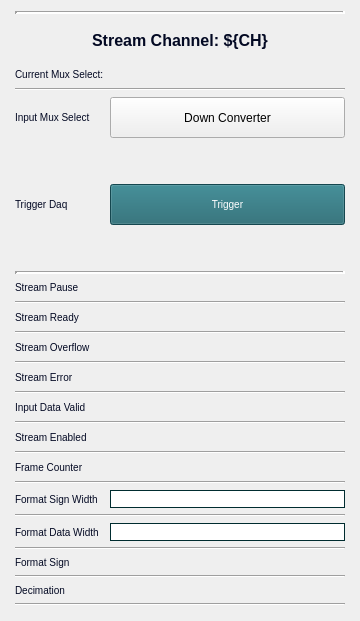
cristinasewell/ATCA_PyDM_Screens, file individuals/down_converter_ch_stream.ui: the form before one commit.
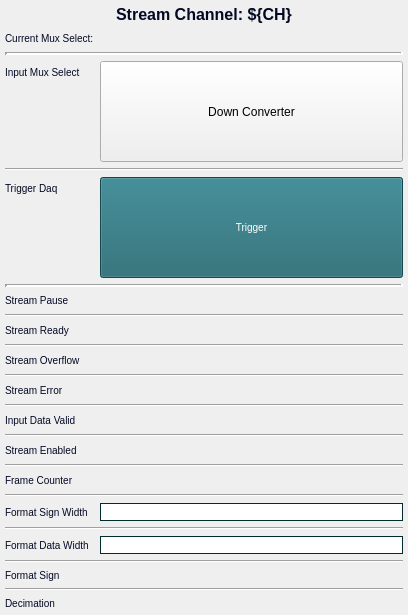
The form after the commit. Custom widgets are drawn as their Qt base class.

Commit message: FIX - fix layout for some widgets - mostly stream channel widgets

```diff
--- a/individuals/down_converter_ch_stream.ui
+++ b/individuals/down_converter_ch_stream.ui
@@ -6,12 +6,12 @@
    <rect>
     <x>0</x>
     <y>0</y>
-    <width>360</width>
-    <height>621</height>
+    <width>408</width>
+    <height>615</height>
    </rect>
   </property>
   <property name="sizePolicy">
-   <sizepolicy hsizetype="Expanding" vsizetype="Expanding">
+   <sizepolicy hsizetype="MinimumExpanding" vsizetype="Preferred">
     <horstretch>0</horstretch>
     <verstretch>0</verstretch>
    </sizepolicy>
@@ -25,203 +25,48 @@
   <property name="windowTitle">
    <string>Bay0 Channel Stream</string>
   </property>
-  <layout class="QGridLayout" name="gridLayout_2">
-   <item row="0" column="0">
-    <layout class="QGridLayout" name="gridLayout" columnstretch="0,0">
-     <property name="sizeConstraint">
-      <enum>QLayout::SetDefaultConstraint</enum>
+  <layout class="QVBoxLayout" name="verticalLayout" stretch="0,1">
+   <property name="leftMargin">
+    <number>5</number>
+   </property>
+   <property name="topMargin">
+    <number>5</number>
+   </property>
+   <property name="rightMargin">
+    <number>5</number>
+   </property>
+   <property name="bottomMargin">
+    <number>5</number>
+   </property>
+   <item>
+    <widget class="QLabel" name="label">
+     <property name="sizePolicy">
+      <sizepolicy hsizetype="MinimumExpanding" vsizetype="MinimumExpanding">
+       <horstretch>0</horstretch>
+       <verstretch>0</verstretch>
+      </sizepolicy>
      </property>
-     <property name="leftMargin">
-      <number>4</number>
+     <property name="styleSheet">
+      <string notr="true">QLabel{
+  color:#030923;
+  font-size: 16px;
+  font: bold;
+}</string>
      </property>
-     <property name="topMargin">
-      <number>0</number>
+     <property name="text">
+      <string>Stream Channel: ${CH}</string>
      </property>
-     <property name="rightMargin">
-      <number>4</number>
+     <property name="alignment">
+      <set>Qt::AlignCenter</set>
      </property>
-     <property name="bottomMargin">
-      <number>4</number>
+    </widget>
+   </item>
+   <item>
+    <layout class="QFormLayout" name="formLayout">
+     <property name="formAlignment">
+      <set>Qt::AlignLeading|Qt::AlignLeft|Qt::AlignVCenter</set>
      </property>
-     <item row="14" column="0" colspan="2">
-      <widget class="Line" name="line_3">
-       <property name="orientation">
-        <enum>Qt::Horizontal</enum>
-       </property>
-      </widget>
-     </item>
-     <item row="23" column="0">
-      <widget class="QLabel" name="label_9">
-       <property name="styleSheet">
-        <string notr="true">QLabel{
-  color:#030923;
-  font-size: 10px;
-  font-style: bold;
-}</string>
-       </property>
-       <property name="text">
-        <string>Format Sign Width</string>
-       </property>
-      </widget>
-     </item>
-     <item row="15" column="0">
-      <widget class="QLabel" name="label_5">
-       <property name="styleSheet">
-        <string notr="true">QLabel{
-  color:#030923;
-  font-size: 10px;
-  font-style: bold;
-}</string>
-       </property>
-       <property name="text">
-        <string>Stream Error</string>
-       </property>
-      </widget>
-     </item>
-     <item row="5" column="0">
-      <spacer name="verticalSpacer">
-       <property name="orientation">
-        <enum>Qt::Vertical</enum>
-       </property>
-       <property name="sizeType">
-        <enum>QSizePolicy::Expanding</enum>
-       </property>
-       <property name="sizeHint" stdset="0">
-        <size>
-         <width>20</width>
-         <height>10</height>
-        </size>
-       </property>
-      </spacer>
-     </item>
-     <item row="11" column="1">
-      <widget class="PyDMLabel" name="PyDMLabel_2">
-       <property name="font">
-        <font>
-         <pointsize>10</pointsize>
-        </font>
-       </property>
-       <property name="toolTip">
-        <string/>
-       </property>
-       <property name="styleSheet">
-        <string notr="true"/>
-       </property>
-       <property name="text">
-        <string/>
-       </property>
-       <property name="channel" stdset="0">
-        <string>ca://${DEVICE}:DAQMUX0_STRMRDY${CH}</string>
-       </property>
-      </widget>
-     </item>
-     <item row="27" column="1">
-      <layout class="QHBoxLayout" name="horizontalLayout">
-       <item>
-        <widget class="PyDMEnumButton" name="PyDMEnumButton">
-         <property name="toolTip">
-          <string/>
-         </property>
-         <property name="styleSheet">
-          <string notr="true">QPushButton {
-  background-color: #50697D;
-  border-color: #F3B749;
-  color:white;
-  font-size: 10px;
-}
-QPushButton:checked{
-  background-color: #14B09B;
-  font: bold
-}
-QPushButton:hover{
-  border-style: outset;
-}</string>
-         </property>
-         <property name="channel" stdset="0">
-          <string>ca://${DEVICE}:DAQMUX0_FORMATSIGN${CH}</string>
-         </property>
-         <property name="orientation" stdset="0">
-          <enum>Qt::Horizontal</enum>
-         </property>
-         <property name="marginTop" stdset="0">
-          <number>0</number>
-         </property>
-         <property name="marginBottom" stdset="0">
-          <number>0</number>
-         </property>
-         <property name="marginLeft" stdset="0">
-          <number>0</number>
-         </property>
-         <property name="marginRight" stdset="0">
-          <number>0</number>
-         </property>
-         <property name="horizontalSpacing" stdset="0">
-          <number>4</number>
-         </property>
-         <property name="verticalSpacing" stdset="0">
-          <number>0</number>
-         </property>
-        </widget>
-       </item>
-      </layout>
-     </item>
-     <item row="30" column="0">
-      <widget class="QLabel" name="label_12">
-       <property name="styleSheet">
-        <string notr="true">QLabel{
-  color:#030923;
-  font-size: 10px;
-  font-style: bold;
-}</string>
-       </property>
-       <property name="text">
-        <string>Decimation</string>
-       </property>
-      </widget>
-     </item>
-     <item row="29" column="0" colspan="2">
-      <widget class="Line" name="line_10">
-       <property name="orientation">
-        <enum>Qt::Horizontal</enum>
-       </property>
-      </widget>
-     </item>
-     <item row="11" column="0">
-      <widget class="QLabel" name="label_4">
-       <property name="styleSheet">
-        <string notr="true">QLabel{
-  color:#030923;
-  font-size: 10px;
-  font-style: bold;
-}</string>
-       </property>
-       <property name="text">
-        <string>Stream Ready</string>
-       </property>
-      </widget>
-     </item>
-     <item row="13" column="1">
-      <widget class="PyDMLabel" name="PyDMLabel_3">
-       <property name="font">
-        <font>
-         <pointsize>10</pointsize>
-        </font>
-       </property>
-       <property name="toolTip">
-        <string/>
-       </property>
-       <property name="styleSheet">
-        <string notr="true"/>
-       </property>
-       <property name="text">
-        <string/>
-       </property>
-       <property name="channel" stdset="0">
-        <string>ca://${DEVICE}:DAQMUX0_STRMOVF${CH}</string>
-       </property>
-      </widget>
-     </item>
-     <item row="2" column="0">
+     <item row="0" column="0">
       <widget class="QLabel" name="label_15">
        <property name="styleSheet">
         <string notr="true">QLabel{
@@ -235,43 +80,18 @@
        </property>
       </widget>
      </item>
-     <item row="24" column="0" colspan="2">
-      <widget class="Line" name="line_8">
-       <property name="orientation">
-        <enum>Qt::Horizontal</enum>
+     <item row="1" column="0" colspan="2">
+      <widget class="Line" name="line">
+       <property name="lineWidth">
+        <number>3</number>
        </property>
-      </widget>
-     </item>
-     <item row="19" column="1">
-      <widget class="PyDMLabel" name="PyDMLabel_6">
-       <property name="font">
-        <font>
-         <pointsize>10</pointsize>
-        </font>
-       </property>
-       <property name="toolTip">
-        <string/>
-       </property>
-       <property name="styleSheet">
-        <string notr="true"/>
-       </property>
-       <property name="text">
-        <string/>
-       </property>
-       <property name="channel" stdset="0">
-        <string>ca://${DEVICE}:DAQMUX0_STRMENABLED${CH}</string>
-       </property>
-      </widget>
-     </item>
-     <item row="12" column="0" colspan="2">
-      <widget class="Line" name="line_2">
        <property name="orientation">
         <enum>Qt::Horizontal</enum>
        </property>
       </widget>
      </item>
-     <item row="25" column="0">
-      <widget class="QLabel" name="label_10">
+     <item row="2" column="0">
+      <widget class="QLabel" name="label_14">
        <property name="styleSheet">
         <string notr="true">QLabel{
   color:#030923;
@@ -280,42 +100,11 @@
 }</string>
        </property>
        <property name="text">
-        <string>Format Data Width</string>
+        <string>Input Mux Select</string>
        </property>
       </widget>
      </item>
-     <item row="17" column="1">
-      <widget class="PyDMLabel" name="PyDMLabel_5">
-       <property name="font">
-        <font>
-         <pointsize>10</pointsize>
-        </font>
-       </property>
-       <property name="toolTip">
-        <string/>
-       </property>
-       <property name="styleSheet">
-        <string notr="true"/>
-       </property>
-       <property name="text">
-        <string/>
-       </property>
-       <property name="channel" stdset="0">
-        <string>ca://${DEVICE}:DAQMUX0_INPDATAVALID${CH}</string>
-       </property>
-      </widget>
-     </item>
-     <item row="0" column="0" colspan="2">
-      <widget class="Line" name="line_13">
-       <property name="lineWidth">
-        <number>3</number>
-       </property>
-       <property name="orientation">
-        <enum>Qt::Horizontal</enum>
-       </property>
-      </widget>
-     </item>
-     <item row="4" column="1">
+     <item row="2" column="1">
       <widget class="PyDMRelatedDisplayButton" name="PyDMRelatedDisplayButton_2">
        <property name="sizePolicy">
         <sizepolicy hsizetype="Minimum" vsizetype="Expanding">
@@ -344,15 +133,15 @@
        </property>
       </widget>
      </item>
-     <item row="32" column="0" colspan="2">
-      <widget class="Line" name="line_11">
+     <item row="3" column="0" colspan="2">
+      <widget class="Line" name="line_2">
        <property name="orientation">
         <enum>Qt::Horizontal</enum>
        </property>
       </widget>
      </item>
      <item row="4" column="0">
-      <widget class="QLabel" name="label_14">
+      <widget class="QLabel" name="label_13">
        <property name="styleSheet">
         <string notr="true">QLabel{
   color:#030923;
@@ -361,42 +150,11 @@
 }</string>
        </property>
        <property name="text">
-        <string>Input Mux Select</string>
+        <string>Trigger Daq</string>
        </property>
       </widget>
      </item>
-     <item row="26" column="0" colspan="2">
-      <widget class="Line" name="line_9">
-       <property name="orientation">
-        <enum>Qt::Horizontal</enum>
-       </property>
-      </widget>
-     </item>
-     <item row="10" column="0" colspan="2">
-      <widget class="Line" name="line">
-       <property name="orientation">
-        <enum>Qt::Horizontal</enum>
-       </property>
-      </widget>
-     </item>
-     <item row="23" column="1">
-      <widget class="PyDMLineEdit" name="PyDMLineEdit">
-       <property name="toolTip">
-        <string/>
-       </property>
-       <property name="styleSheet">
-        <string notr="true">QLineEdit{
-  border-width: 1px; 
-  border-style: solid; 
-  border-color: #002C2F;
-}</string>
-       </property>
-       <property name="channel" stdset="0">
-        <string>ca://${DEVICE}:DAQMUX0_FORMATSIGNWIDTH${CH}</string>
-       </property>
-      </widget>
-     </item>
-     <item row="6" column="1">
+     <item row="4" column="1">
       <widget class="PyDMPushButton" name="PyDMPushButton_5">
        <property name="sizePolicy">
         <sizepolicy hsizetype="Minimum" vsizetype="Expanding">
@@ -433,88 +191,31 @@
        </property>
       </widget>
      </item>
-     <item row="25" column="1">
-      <widget class="PyDMLineEdit" name="PyDMLineEdit_2">
-       <property name="toolTip">
-        <string/>
+     <item row="5" column="0" colspan="2">
+      <widget class="Line" name="line_3">
+       <property name="lineWidth">
+        <number>3</number>
        </property>
+       <property name="orientation">
+        <enum>Qt::Horizontal</enum>
+       </property>
+      </widget>
+     </item>
+     <item row="6" column="0">
+      <widget class="QLabel" name="label_3">
        <property name="styleSheet">
-        <string notr="true">QLineEdit{
-  border-width: 1px; 
-  border-style: solid; 
-  border-color: #002C2F;
-}</string>
-       </property>
-       <property name="channel" stdset="0">
-        <string>ca://${DEVICE}:DAQMUX0_FORMATDATAWIDTH${CH}</string>
-       </property>
-      </widget>
-     </item>
-     <item row="20" column="0" colspan="2">
-      <widget class="Line" name="line_6">
-       <property name="orientation">
-        <enum>Qt::Horizontal</enum>
-       </property>
-      </widget>
-     </item>
-     <item row="30" column="1">
-      <layout class="QHBoxLayout" name="horizontalLayout_2">
-       <item>
-        <widget class="PyDMEnumButton" name="PyDMEnumButton_2">
-         <property name="toolTip">
-          <string/>
-         </property>
-         <property name="styleSheet">
-          <string notr="true">QPushButton {
-  background-color: #50697D;
-  border-color: #F3B749;
-  color:white;
+        <string notr="true">QLabel{
+  color:#030923;
   font-size: 10px;
-}
-QPushButton:checked{
-  background-color: #14B09B;
-  font: bold
-}
-QPushButton:hover{
-  border-style: outset;
+  font-style: bold;
 }</string>
-         </property>
-         <property name="channel" stdset="0">
-          <string>ca://${DEVICE}:DAQMUX0_DECIMATION${CH}</string>
-         </property>
-         <property name="orientation" stdset="0">
-          <enum>Qt::Horizontal</enum>
-         </property>
-         <property name="marginTop" stdset="0">
-          <number>0</number>
-         </property>
-         <property name="marginBottom" stdset="0">
-          <number>0</number>
-         </property>
-         <property name="marginLeft" stdset="0">
-          <number>0</number>
-         </property>
-         <property name="marginRight" stdset="0">
-          <number>0</number>
-         </property>
-         <property name="horizontalSpacing" stdset="0">
-          <number>4</number>
-         </property>
-         <property name="verticalSpacing" stdset="0">
-          <number>0</number>
-         </property>
-        </widget>
-       </item>
-      </layout>
-     </item>
-     <item row="22" column="0" colspan="2">
-      <widget class="Line" name="line_7">
-       <property name="orientation">
-        <enum>Qt::Horizontal</enum>
+       </property>
+       <property name="text">
+        <string>Stream Pause</string>
        </property>
       </widget>
      </item>
-     <item row="9" column="1">
+     <item row="6" column="1">
       <widget class="PyDMLabel" name="PyDMLabel">
        <property name="font">
         <font>
@@ -541,7 +242,112 @@
        </property>
       </widget>
      </item>
-     <item row="15" column="1">
+     <item row="7" column="0" colspan="2">
+      <widget class="Line" name="line_4">
+       <property name="orientation">
+        <enum>Qt::Horizontal</enum>
+       </property>
+      </widget>
+     </item>
+     <item row="8" column="0">
+      <widget class="QLabel" name="label_4">
+       <property name="styleSheet">
+        <string notr="true">QLabel{
+  color:#030923;
+  font-size: 10px;
+  font-style: bold;
+}</string>
+       </property>
+       <property name="text">
+        <string>Stream Ready</string>
+       </property>
+      </widget>
+     </item>
+     <item row="8" column="1">
+      <widget class="PyDMLabel" name="PyDMLabel_2">
+       <property name="font">
+        <font>
+         <pointsize>10</pointsize>
+        </font>
+       </property>
+       <property name="toolTip">
+        <string/>
+       </property>
+       <property name="styleSheet">
+        <string notr="true"/>
+       </property>
+       <property name="text">
+        <string/>
+       </property>
+       <property name="channel" stdset="0">
+        <string>ca://${DEVICE}:DAQMUX0_STRMRDY${CH}</string>
+       </property>
+      </widget>
+     </item>
+     <item row="9" column="0" colspan="2">
+      <widget class="Line" name="line_5">
+       <property name="orientation">
+        <enum>Qt::Horizontal</enum>
+       </property>
+      </widget>
+     </item>
+     <item row="10" column="0">
+      <widget class="QLabel" name="label_2">
+       <property name="styleSheet">
+        <string notr="true">QLabel{
+  color:#030923;
+  font-size: 10px;
+  font-style: bold;
+}</string>
+       </property>
+       <property name="text">
+        <string>Stream Overflow</string>
+       </property>
+      </widget>
+     </item>
+     <item row="10" column="1">
+      <widget class="PyDMLabel" name="PyDMLabel_3">
+       <property name="font">
+        <font>
+         <pointsize>10</pointsize>
+        </font>
+       </property>
+       <property name="toolTip">
+        <string/>
+       </property>
+       <property name="styleSheet">
+        <string notr="true"/>
+       </property>
+       <property name="text">
+        <string/>
+       </property>
+       <property name="channel" stdset="0">
+        <string>ca://${DEVICE}:DAQMUX0_STRMOVF${CH}</string>
+       </property>
+      </widget>
+     </item>
+     <item row="11" column="0" colspan="2">
+      <widget class="Line" name="line_6">
+       <property name="orientation">
+        <enum>Qt::Horizontal</enum>
+       </property>
+      </widget>
+     </item>
+     <item row="12" column="0">
+      <widget class="QLabel" name="label_5">
+       <property name="styleSheet">
+        <string notr="true">QLabel{
+  color:#030923;
+  font-size: 10px;
+  font-style: bold;
+}</string>
+       </property>
+       <property name="text">
+        <string>Stream Error</string>
+       </property>
+      </widget>
+     </item>
+     <item row="12" column="1">
       <widget class="PyDMLabel" name="PyDMLabel_4">
        <property name="font">
         <font>
@@ -562,7 +368,56 @@
        </property>
       </widget>
      </item>
-     <item row="19" column="0">
+     <item row="13" column="0" colspan="2">
+      <widget class="Line" name="line_7">
+       <property name="orientation">
+        <enum>Qt::Horizontal</enum>
+       </property>
+      </widget>
+     </item>
+     <item row="14" column="0">
+      <widget class="QLabel" name="label_6">
+       <property name="styleSheet">
+        <string notr="true">QLabel{
+  color:#030923;
+  font-size: 10px;
+  font-style: bold;
+}</string>
+       </property>
+       <property name="text">
+        <string>Input Data Valid</string>
+       </property>
+      </widget>
+     </item>
+     <item row="14" column="1">
+      <widget class="PyDMLabel" name="PyDMLabel_5">
+       <property name="font">
+        <font>
+         <pointsize>10</pointsize>
+        </font>
+       </property>
+       <property name="toolTip">
+        <string/>
+       </property>
+       <property name="styleSheet">
+        <string notr="true"/>
+       </property>
+       <property name="text">
+        <string/>
+       </property>
+       <property name="channel" stdset="0">
+        <string>ca://${DEVICE}:DAQMUX0_INPDATAVALID${CH}</string>
+       </property>
+      </widget>
+     </item>
+     <item row="15" column="0" colspan="2">
+      <widget class="Line" name="line_8">
+       <property name="orientation">
+        <enum>Qt::Horizontal</enum>
+       </property>
+      </widget>
+     </item>
+     <item row="16" column="0">
       <widget class="QLabel" name="label_7">
        <property name="styleSheet">
         <string notr="true">QLabel{
@@ -576,81 +431,35 @@
        </property>
       </widget>
      </item>
-     <item row="13" column="0">
-      <widget class="QLabel" name="label_2">
+     <item row="16" column="1">
+      <widget class="PyDMLabel" name="PyDMLabel_6">
+       <property name="font">
+        <font>
+         <pointsize>10</pointsize>
+        </font>
+       </property>
+       <property name="toolTip">
+        <string/>
+       </property>
        <property name="styleSheet">
-        <string notr="true">QLabel{
-  color:#030923;
-  font-size: 10px;
-  font-style: bold;
-}</string>
+        <string notr="true"/>
        </property>
        <property name="text">
-        <string>Stream Overflow</string>
+        <string/>
+       </property>
+       <property name="channel" stdset="0">
+        <string>ca://${DEVICE}:DAQMUX0_STRMENABLED${CH}</string>
        </property>
       </widget>
      </item>
-     <item row="7" column="0">
-      <spacer name="verticalSpacer_2">
-       <property name="orientation">
-        <enum>Qt::Vertical</enum>
-       </property>
-       <property name="sizeType">
-        <enum>QSizePolicy::Expanding</enum>
-       </property>
-       <property name="sizeHint" stdset="0">
-        <size>
-         <width>20</width>
-         <height>14</height>
-        </size>
-       </property>
-      </spacer>
-     </item>
-     <item row="16" column="0" colspan="2">
-      <widget class="Line" name="line_4">
+     <item row="17" column="0" colspan="2">
+      <widget class="Line" name="line_9">
        <property name="orientation">
         <enum>Qt::Horizontal</enum>
        </property>
       </widget>
      </item>
-     <item row="1" column="0" colspan="2">
-      <widget class="QLabel" name="label">
-       <property name="sizePolicy">
-        <sizepolicy hsizetype="MinimumExpanding" vsizetype="MinimumExpanding">
-         <horstretch>0</horstretch>
-         <verstretch>0</verstretch>
-        </sizepolicy>
-       </property>
-       <property name="styleSheet">
-        <string notr="true">QLabel{
-  color:#030923;
-  font-size: 16px;
-  font: bold;
-}</string>
-       </property>
-       <property name="text">
-        <string>Stream Channel: ${CH}</string>
-       </property>
-       <property name="alignment">
-        <set>Qt::AlignCenter</set>
-       </property>
-      </widget>
-     </item>
-     <item row="27" column="0">
-      <widget class="QLabel" name="label_11">
-       <property name="styleSheet">
-        <string notr="true">QLabel{
-  color:#030923;
-  font-size: 10px;
-  font-style: bold;
-}</string>
-       </property>
-       <property name="text">
-        <string>Format Sign</string>
-       </property>
-      </widget>
-     </item>
-     <item row="21" column="0">
+     <item row="18" column="0">
       <widget class="QLabel" name="label_8">
        <property name="styleSheet">
         <string notr="true">QLabel{
@@ -664,7 +473,7 @@
        </property>
       </widget>
      </item>
-     <item row="21" column="1">
+     <item row="18" column="1">
       <widget class="PyDMLabel" name="PyDMLabel_7">
        <property name="font">
         <font>
@@ -685,31 +494,91 @@
        </property>
       </widget>
      </item>
-     <item row="8" column="0" colspan="2">
+     <item row="19" column="0" colspan="2">
+      <widget class="Line" name="line_10">
+       <property name="orientation">
+        <enum>Qt::Horizontal</enum>
+       </property>
+      </widget>
+     </item>
+     <item row="20" column="0">
+      <widget class="QLabel" name="label_9">
+       <property name="styleSheet">
+        <string notr="true">QLabel{
+  color:#030923;
+  font-size: 10px;
+  font-style: bold;
+}</string>
+       </property>
+       <property name="text">
+        <string>Format Sign Width</string>
+       </property>
+      </widget>
+     </item>
+     <item row="20" column="1">
+      <widget class="PyDMLineEdit" name="PyDMLineEdit">
+       <property name="toolTip">
+        <string/>
+       </property>
+       <property name="styleSheet">
+        <string notr="true">QLineEdit{
+  border-width: 1px; 
+  border-style: solid; 
+  border-color: #002C2F;
+}</string>
+       </property>
+       <property name="channel" stdset="0">
+        <string>ca://${DEVICE}:DAQMUX0_FORMATSIGNWIDTH${CH}</string>
+       </property>
+      </widget>
+     </item>
+     <item row="21" column="0" colspan="2">
+      <widget class="Line" name="line_11">
+       <property name="orientation">
+        <enum>Qt::Horizontal</enum>
+       </property>
+      </widget>
+     </item>
+     <item row="22" column="0">
+      <widget class="QLabel" name="label_10">
+       <property name="styleSheet">
+        <string notr="true">QLabel{
+  color:#030923;
+  font-size: 10px;
+  font-style: bold;
+}</string>
+       </property>
+       <property name="text">
+        <string>Format Data Width</string>
+       </property>
+      </widget>
+     </item>
+     <item row="22" column="1">
+      <widget class="PyDMLineEdit" name="PyDMLineEdit_2">
+       <property name="toolTip">
+        <string/>
+       </property>
+       <property name="styleSheet">
+        <string notr="true">QLineEdit{
+  border-width: 1px; 
+  border-style: solid; 
+  border-color: #002C2F;
+}</string>
+       </property>
+       <property name="channel" stdset="0">
+        <string>ca://${DEVICE}:DAQMUX0_FORMATDATAWIDTH${CH}</string>
+       </property>
+      </widget>
+     </item>
+     <item row="23" column="0" colspan="2">
       <widget class="Line" name="line_12">
-       <property name="styleSheet">
-        <string notr="true"/>
-       </property>
-       <property name="frameShadow">
-        <enum>QFrame::Sunken</enum>
-       </property>
-       <property name="lineWidth">
-        <number>3</number>
-       </property>
        <property name="orientation">
         <enum>Qt::Horizontal</enum>
        </property>
       </widget>
      </item>
-     <item row="18" column="0" colspan="2">
-      <widget class="Line" name="line_5">
-       <property name="orientation">
-        <enum>Qt::Horizontal</enum>
-       </property>
-      </widget>
-     </item>
-     <item row="17" column="0">
-      <widget class="QLabel" name="label_6">
+     <item row="24" column="0">
+      <widget class="QLabel" name="label_11">
        <property name="styleSheet">
         <string notr="true">QLabel{
   color:#030923;
@@ -718,26 +587,65 @@
 }</string>
        </property>
        <property name="text">
-        <string>Input Data Valid</string>
+        <string>Format Sign</string>
        </property>
       </widget>
      </item>
-     <item row="6" column="0">
-      <widget class="QLabel" name="label_13">
+     <item row="24" column="1">
+      <widget class="PyDMEnumButton" name="PyDMEnumButton">
+       <property name="toolTip">
+        <string/>
+       </property>
        <property name="styleSheet">
-        <string notr="true">QLabel{
-  color:#030923;
+        <string notr="true">QPushButton {
+  background-color: #50697D;
+  border-color: #F3B749;
+  color:white;
   font-size: 10px;
-  font-style: bold;
+}
+QPushButton:checked{
+  background-color: #14B09B;
+  font: bold
+}
+QPushButton:hover{
+  border-style: outset;
 }</string>
        </property>
-       <property name="text">
-        <string>Trigger Daq</string>
+       <property name="channel" stdset="0">
+        <string>ca://${DEVICE}:DAQMUX0_FORMATSIGN${CH}</string>
        </property>
+       <property name="orientation" stdset="0">
+        <enum>Qt::Horizontal</enum>
+       </property>
+       <property name="marginTop" stdset="0">
+        <number>0</number>
+       </property>
+       <property name="marginBottom" stdset="0">
+        <number>0</number>
+       </property>
+       <property name="marginLeft" stdset="0">
+        <number>0</number>
+       </property>
+       <property name="marginRight" stdset="0">
+        <number>0</number>
+       </property>
+       <property name="horizontalSpacing" stdset="0">
+        <number>0</number>
+       </property>
+       <property name="verticalSpacing" stdset="0">
+        <number>0</number>
+       </property>
       </widget>
      </item>
-     <item row="9" column="0">
-      <widget class="QLabel" name="label_3">
+     <item row="25" column="0" colspan="2">
+      <widget class="Line" name="line_13">
+       <property name="orientation">
+        <enum>Qt::Horizontal</enum>
+       </property>
+      </widget>
+     </item>
+     <item row="26" column="0">
+      <widget class="QLabel" name="label_12">
        <property name="styleSheet">
         <string notr="true">QLabel{
   color:#030923;
@@ -746,18 +654,57 @@
 }</string>
        </property>
        <property name="text">
-        <string>Stream Pause</string>
+        <string>Decimation</string>
        </property>
       </widget>
      </item>
-     <item row="3" column="0" colspan="2">
-      <widget class="Line" name="line_14">
-       <property name="orientation">
+     <item row="26" column="1">
+      <widget class="PyDMEnumButton" name="PyDMEnumButton_2">
+       <property name="toolTip">
+        <string/>
+       </property>
+       <property name="styleSheet">
+        <string notr="true">QPushButton {
+  background-color: #50697D;
+  border-color: #F3B749;
+  color:white;
+  font-size: 10px;
+}
+QPushButton:checked{
+  background-color: #14B09B;
+  font: bold
+}
+QPushButton:hover{
+  border-style: outset;
+}</string>
+       </property>
+       <property name="channel" stdset="0">
+        <string>ca://${DEVICE}:DAQMUX0_DECIMATION${CH}</string>
+       </property>
+       <property name="orientation" stdset="0">
         <enum>Qt::Horizontal</enum>
        </property>
+       <property name="marginTop" stdset="0">
+        <number>0</number>
+       </property>
+       <property name="marginBottom" stdset="0">
+        <number>0</number>
+       </property>
+       <property name="marginLeft" stdset="0">
+        <number>0</number>
+       </property>
+       <property name="marginRight" stdset="0">
+        <number>0</number>
+       </property>
+       <property name="horizontalSpacing" stdset="0">
+        <number>0</number>
+       </property>
+       <property name="verticalSpacing" stdset="0">
+        <number>0</number>
+       </property>
       </widget>
      </item>
-     <item row="2" column="1">
+     <item row="0" column="1">
       <widget class="PyDMLabel" name="PyDMLabel_8">
        <property name="toolTip">
         <string/>
```
The commit also changes 5 other files.
